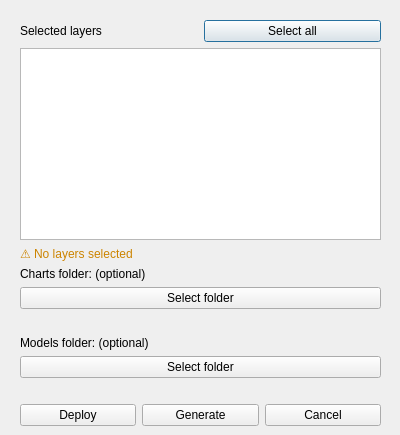
First picture: the form in dialogs/ui/gispublisher_dialog.ui, repository lbdudc/qgispublisher, before the edit.
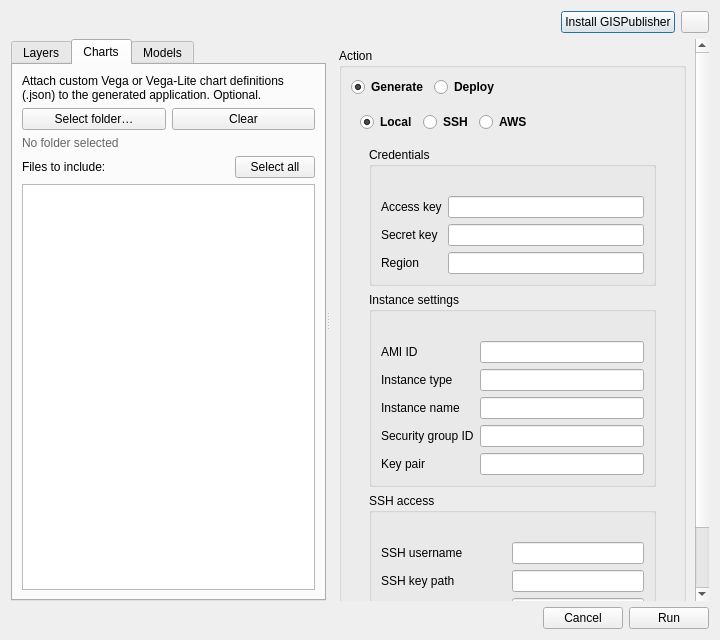
Second picture: the form after the edit. The open tabs and pages were chosen to show the change.

Commit message:
Refactor UI components: remove obsolete dialogs, update GISPublisher dialog layout, and introduce new progress dialog
- Deleted `generate_progress.ui` and `requirements_dialog.ui` as they are no longer needed.
- Updated `gispublisher_dialog.ui` to enhance layout and functionality, including resizing and adding new elements for better user interaction.
- Introduced `progress_dialog.ui` to provide a new interface for displaying progress during operations.

```diff
--- a/dialogs/ui/gispublisher_dialog.ui
+++ b/dialogs/ui/gispublisher_dialog.ui
@@ -6,164 +6,847 @@
    <rect>
     <x>0</x>
     <y>0</y>
-    <width>400</width>
-    <height>435</height>
+    <width>720</width>
+    <height>640</height>
    </rect>
   </property>
+  <property name="minimumSize">
+   <size>
+    <width>620</width>
+    <height>480</height>
+   </size>
+  </property>
   <property name="windowTitle">
    <string>GISPublisher</string>
   </property>
-  <widget class="QLabel" name="outputFolderLabel">
-   <property name="geometry">
-    <rect>
-     <x>20</x>
-     <y>220</y>
-     <width>371</width>
-     <height>21</height>
-    </rect>
-   </property>
-   <property name="sizePolicy">
-    <sizepolicy hsizetype="Preferred" vsizetype="Expanding">
-     <horstretch>0</horstretch>
-     <verstretch>0</verstretch>
-    </sizepolicy>
-   </property>
-   <property name="text">
-    <string/>
-   </property>
-  </widget>
-  <widget class="QWidget" name="layoutWidget">
-   <property name="geometry">
-    <rect>
-     <x>20</x>
-     <y>20</y>
-     <width>361</width>
-     <height>406</height>
-    </rect>
-   </property>
-   <layout class="QVBoxLayout" name="verticalLayout">
-    <item>
-     <layout class="QHBoxLayout" name="horizontalLayout_2">
-      <item>
-       <widget class="QLabel" name="label">
-        <property name="text">
-         <string>Selected layers</string>
-        </property>
-       </widget>
-      </item>
-      <item>
-       <widget class="QPushButton" name="selectAllButton">
-        <property name="text">
-         <string>Select all</string>
-        </property>
-       </widget>
-      </item>
-     </layout>
-    </item>
-    <item>
-     <widget class="QListWidget" name="layersList">
-      <property name="focusPolicy">
-       <enum>Qt::NoFocus</enum>
+  <layout class="QVBoxLayout" name="mainLayout" stretch="0,1,0">
+   <item>
+    <layout class="QHBoxLayout" name="statusBarLayout">
+     <item>
+      <widget class="QLabel" name="statusSummaryLabel">
+       <property name="text">
+        <string/>
+       </property>
+       <property name="wordWrap">
+        <bool>false</bool>
+       </property>
+      </widget>
+     </item>
+     <item>
+      <spacer name="statusButtonsSpacer">
+       <property name="orientation">
+        <enum>Qt::Horizontal</enum>
+       </property>
+       <property name="sizeHint" stdset="0">
+        <size>
+         <width>40</width>
+         <height>20</height>
+        </size>
+       </property>
+      </spacer>
+     </item>
+     <item>
+      <widget class="QPushButton" name="installGispubButton">
+       <property name="text">
+        <string>Install GISPublisher</string>
+       </property>
+      </widget>
+     </item>
+     <item>
+      <widget class="QPushButton" name="refreshStatusButton">
+       <property name="maximumSize">
+        <size>
+         <width>28</width>
+         <height>28</height>
+        </size>
+       </property>
+       <property name="toolTip">
+        <string>Recheck requirements</string>
+       </property>
+       <property name="text">
+        <string/>
+       </property>
+      </widget>
+     </item>
+    </layout>
+   </item>
+   <item>
+    <widget class="QSplitter" name="contentSplitter">
+     <property name="orientation">
+      <enum>Qt::Horizontal</enum>
+     </property>
+     <property name="childrenCollapsible">
+      <bool>false</bool>
+     </property>
+     <widget class="QTabWidget" name="dataTabs">
+      <property name="minimumSize">
+       <size>
+        <width>240</width>
+        <height>0</height>
+       </size>
       </property>
-      <property name="selectionMode">
-       <enum>QAbstractItemView::NoSelection</enum>
-      </property>
+      <widget class="QWidget" name="layersTab">
+       <attribute name="title">
+        <string>Layers</string>
+       </attribute>
+       <layout class="QVBoxLayout" name="layersTabLayout">
+        <item>
+         <layout class="QHBoxLayout" name="layersHeaderLayout">
+          <item>
+           <widget class="QLabel" name="label">
+            <property name="text">
+             <string>Selected layers</string>
+            </property>
+           </widget>
+          </item>
+          <item>
+           <spacer name="layersHeaderSpacer">
+            <property name="orientation">
+             <enum>Qt::Horizontal</enum>
+            </property>
+            <property name="sizeHint" stdset="0">
+             <size>
+              <width>40</width>
+              <height>20</height>
+             </size>
+            </property>
+           </spacer>
+          </item>
+          <item>
+           <widget class="QPushButton" name="selectAllButton">
+            <property name="text">
+             <string>Select all</string>
+            </property>
+           </widget>
+          </item>
+         </layout>
+        </item>
+        <item>
+         <widget class="QListWidget" name="layersList">
+          <property name="sizePolicy">
+           <sizepolicy hsizetype="Expanding" vsizetype="Expanding">
+            <horstretch>0</horstretch>
+            <verstretch>1</verstretch>
+           </sizepolicy>
+          </property>
+          <property name="minimumSize">
+           <size>
+            <width>0</width>
+            <height>120</height>
+           </size>
+          </property>
+          <property name="focusPolicy">
+           <enum>Qt::NoFocus</enum>
+          </property>
+          <property name="selectionMode">
+           <enum>QAbstractItemView::NoSelection</enum>
+          </property>
+         </widget>
+        </item>
+        <item>
+         <widget class="QLabel" name="infoLabel">
+          <property name="styleSheet">
+           <string notr="true">color: #cc8400;</string>
+          </property>
+          <property name="text">
+           <string>⚠ No layers selected</string>
+          </property>
+          <property name="wordWrap">
+           <bool>true</bool>
+          </property>
+         </widget>
+        </item>
+       </layout>
+      </widget>
+      <widget class="QWidget" name="chartsTab">
+       <attribute name="title">
+        <string>Charts</string>
+       </attribute>
+       <layout class="QVBoxLayout" name="chartsTabLayout">
+        <item>
+         <widget class="QLabel" name="chartsExplanationLabel">
+          <property name="text">
+           <string>Attach custom Vega or Vega-Lite chart definitions (.json) to the generated application. Optional.</string>
+          </property>
+          <property name="wordWrap">
+           <bool>true</bool>
+          </property>
+         </widget>
+        </item>
+        <item>
+         <layout class="QHBoxLayout" name="chartsFolderLayout">
+          <item>
+           <widget class="QPushButton" name="selectChartFolderButton">
+            <property name="text">
+             <string>Select folder…</string>
+            </property>
+           </widget>
+          </item>
+          <item>
+           <widget class="QPushButton" name="clearChartFolderButton">
+            <property name="text">
+             <string>Clear</string>
+            </property>
+           </widget>
+          </item>
+         </layout>
+        </item>
+        <item>
+         <widget class="QLabel" name="chartFolderPathLabel">
+          <property name="styleSheet">
+           <string notr="true">color: #666666;</string>
+          </property>
+          <property name="text">
+           <string>No folder selected</string>
+          </property>
+          <property name="wordWrap">
+           <bool>true</bool>
+          </property>
+         </widget>
+        </item>
+        <item>
+         <layout class="QHBoxLayout" name="chartsFilesHeaderLayout">
+          <item>
+           <widget class="QLabel" name="chartsFilesLabel">
+            <property name="text">
+             <string>Files to include:</string>
+            </property>
+           </widget>
+          </item>
+          <item>
+           <spacer name="chartsFilesHeaderSpacer">
+            <property name="orientation">
+             <enum>Qt::Horizontal</enum>
+            </property>
+            <property name="sizeHint" stdset="0">
+             <size>
+              <width>40</width>
+              <height>20</height>
+             </size>
+            </property>
+           </spacer>
+          </item>
+          <item>
+           <widget class="QPushButton" name="selectAllChartsButton">
+            <property name="text">
+             <string>Select all</string>
+            </property>
+           </widget>
+          </item>
+         </layout>
+        </item>
+        <item>
+         <widget class="QListWidget" name="chartFilesList">
+          <property name="sizePolicy">
+           <sizepolicy hsizetype="Expanding" vsizetype="Expanding">
+            <horstretch>0</horstretch>
+            <verstretch>1</verstretch>
+           </sizepolicy>
+          </property>
+          <property name="minimumSize">
+           <size>
+            <width>0</width>
+            <height>120</height>
+           </size>
+          </property>
+          <property name="focusPolicy">
+           <enum>Qt::NoFocus</enum>
+          </property>
+          <property name="selectionMode">
+           <enum>QAbstractItemView::NoSelection</enum>
+          </property>
+         </widget>
+        </item>
+       </layout>
+      </widget>
+      <widget class="QWidget" name="modelsTab">
+       <attribute name="title">
+        <string>Models</string>
+       </attribute>
+       <layout class="QVBoxLayout" name="modelsTabLayout">
+        <item>
+         <widget class="QLabel" name="modelsExplanationLabel">
+          <property name="text">
+           <string>Include custom QGIS geoprocessing models (.model3) in the generated application. Optional.</string>
+          </property>
+          <property name="wordWrap">
+           <bool>true</bool>
+          </property>
+         </widget>
+        </item>
+        <item>
+         <layout class="QHBoxLayout" name="modelsFolderLayout">
+          <item>
+           <widget class="QPushButton" name="selectModelFolderButton">
+            <property name="text">
+             <string>Select folder…</string>
+            </property>
+           </widget>
+          </item>
+          <item>
+           <widget class="QPushButton" name="clearModelFolderButton">
+            <property name="text">
+             <string>Clear</string>
+            </property>
+           </widget>
+          </item>
+         </layout>
+        </item>
+        <item>
+         <widget class="QLabel" name="modelFolderPathLabel">
+          <property name="styleSheet">
+           <string notr="true">color: #666666;</string>
+          </property>
+          <property name="text">
+           <string>No folder selected</string>
+          </property>
+          <property name="wordWrap">
+           <bool>true</bool>
+          </property>
+         </widget>
+        </item>
+        <item>
+         <layout class="QHBoxLayout" name="modelsFilesHeaderLayout">
+          <item>
+           <widget class="QLabel" name="modelsFilesLabel">
+            <property name="text">
+             <string>Files to include:</string>
+            </property>
+           </widget>
+          </item>
+          <item>
+           <spacer name="modelsFilesHeaderSpacer">
+            <property name="orientation">
+             <enum>Qt::Horizontal</enum>
+            </property>
+            <property name="sizeHint" stdset="0">
+             <size>
+              <width>40</width>
+              <height>20</height>
+             </size>
+            </property>
+           </spacer>
+          </item>
+          <item>
+           <widget class="QPushButton" name="selectAllModelsButton">
+            <property name="text">
+             <string>Select all</string>
+            </property>
+           </widget>
+          </item>
+         </layout>
+        </item>
+        <item>
+         <widget class="QListWidget" name="modelFilesList">
+          <property name="sizePolicy">
+           <sizepolicy hsizetype="Expanding" vsizetype="Expanding">
+            <horstretch>0</horstretch>
+            <verstretch>1</verstretch>
+           </sizepolicy>
+          </property>
+          <property name="minimumSize">
+           <size>
+            <width>0</width>
+            <height>120</height>
+           </size>
+          </property>
+          <property name="focusPolicy">
+           <enum>Qt::NoFocus</enum>
+          </property>
+          <property name="selectionMode">
+           <enum>QAbstractItemView::NoSelection</enum>
+          </property>
+         </widget>
+        </item>
+       </layout>
+      </widget>
      </widget>
-    </item>
-    <item>
-     <widget class="QLabel" name="infoLabel">
-      <property name="styleSheet">
-       <string notr="true">color: #cc8400;</string>
+     <widget class="QScrollArea" name="actionScrollArea">
+      <property name="minimumSize">
+       <size>
+        <width>300</width>
+        <height>0</height>
+       </size>
       </property>
-      <property name="text">
-       <string>⚠ No layers selected</string>
-      </property>
-      <property name="wordWrap">
+      <property name="widgetResizable">
        <bool>true</bool>
       </property>
-     </widget>
-    </item>
-    <item>
-     <widget class="QLabel" name="label_2">
-      <property name="text">
-       <string>Charts folder: (optional)</string>
+      <property name="frameShape">
+       <enum>QFrame::NoFrame</enum>
       </property>
+      <widget class="QWidget" name="actionScrollContent">
+       <layout class="QVBoxLayout" name="actionScrollLayout">
+        <item>
+         <widget class="QGroupBox" name="actionGroup">
+          <property name="title">
+           <string>Action</string>
+          </property>
+          <layout class="QVBoxLayout" name="actionGroupLayout">
+           <item>
+            <layout class="QHBoxLayout" name="actionTypeLayout">
+             <item>
+              <widget class="QRadioButton" name="radioGenerate">
+               <property name="font">
+                <font>
+                 <weight>75</weight>
+                 <bold>true</bold>
+                </font>
+               </property>
+               <property name="text">
+                <string>Generate</string>
+               </property>
+               <property name="checked">
+                <bool>true</bool>
+               </property>
+              </widget>
+             </item>
+             <item>
+              <widget class="QRadioButton" name="radioDeploy">
+               <property name="font">
+                <font>
+                 <weight>75</weight>
+                 <bold>true</bold>
+                </font>
+                </property>
+               <property name="text">
+                <string>Deploy</string>
+               </property>
+              </widget>
+             </item>
+             <item>
+              <spacer name="actionTypeSpacer">
+               <property name="orientation">
+                <enum>Qt::Horizontal</enum>
+               </property>
+               <property name="sizeHint" stdset="0">
+                <size>
+                 <width>40</width>
+                 <height>20</height>
+                </size>
+               </property>
+              </spacer>
+             </item>
+            </layout>
+           </item>
+           <item>
+            <widget class="QStackedWidget" name="actionStack">
+             <widget class="QWidget" name="pageGenerateConfig">
+              <layout class="QVBoxLayout" name="generateConfigLayout">
+               <item>
+                <widget class="QPushButton" name="selectOutputFolderButton">
+                 <property name="text">
+                  <string>Select output folder…</string>
+                 </property>
+                </widget>
+               </item>
+               <item>
+                <widget class="QLabel" name="outputFolderLabel">
+                 <property name="styleSheet">
+                  <string notr="true">color: #cc8400;</string>
+                 </property>
+                 <property name="text">
+                  <string>⚠ No folder selected (required)</string>
+                 </property>
+                 <property name="wordWrap">
+                  <bool>true</bool>
+                 </property>
+                </widget>
+               </item>
+               <item>
+                <spacer name="generateConfigSpacer">
+                 <property name="orientation">
+                  <enum>Qt::Vertical</enum>
+                 </property>
+                 <property name="sizeHint" stdset="0">
+                  <size>
+                   <width>20</width>
+                   <height>40</height>
+                  </size>
+                 </property>
+                </spacer>
+               </item>
+              </layout>
+             </widget>
+             <widget class="QWidget" name="pageDeployConfig">
+              <layout class="QVBoxLayout" name="deployConfigLayout">
+               <item>
+                <layout class="QHBoxLayout" name="deployTypeLayout">
+                 <item>
+                  <widget class="QRadioButton" name="radioLocal">
+                   <property name="font">
+                    <font>
+                     <weight>75</weight>
+                     <bold>true</bold>
+                    </font>
+                   </property>
+                   <property name="text">
+                    <string>Local</string>
+                   </property>
+                   <property name="checked">
+                    <bool>true</bool>
+                   </property>
+                  </widget>
+                 </item>
+                 <item>
+                  <widget class="QRadioButton" name="radioSSH">
+                   <property name="font">
+                    <font>
+                     <weight>75</weight>
+                     <bold>true</bold>
+                    </font>
+                   </property>
+                   <property name="text">
+                    <string>SSH</string>
+                   </property>
+                  </widget>
+                 </item>
+                 <item>
+                  <widget class="QRadioButton" name="radioAWS">
+                   <property name="font">
+                    <font>
+                     <weight>75</weight>
+                     <bold>true</bold>
+                    </font>
+                   </property>
+                   <property name="text">
+                    <string>AWS</string>
+                   </property>
+                  </widget>
+                 </item>
+                 <item>
+                  <spacer name="deployTypeSpacer">
+                   <property name="orientation">
+                    <enum>Qt::Horizontal</enum>
+                   </property>
+                   <property name="sizeHint" stdset="0">
+                    <size>
+                     <width>40</width>
+                     <height>20</height>
+                    </size>
+                   </property>
+                  </spacer>
+                 </item>
+                </layout>
+               </item>
+               <item>
+                <widget class="QStackedWidget" name="deployWidget">
+                 <widget class="QWidget" name="pageLocal">
+                  <layout class="QFormLayout" name="localFormLayout">
+                   <item row="0" column="0" colspan="2">
+                    <widget class="QLabel" name="localHintLabel">
+                     <property name="wordWrap">
+                      <bool>true</bool>
+                     </property>
+                    </widget>
+                   </item>
+                   <item row="1" column="0">
+                    <widget class="QLabel" name="localHostLabel">
+                     <property name="text">
+                      <string>Host</string>
+                     </property>
+                    </widget>
+                   </item>
+                   <item row="1" column="1">
+                    <widget class="QLineEdit" name="localHostEdit">
+                     <property name="text">
+                      <string>http://localhost:80</string>
+                     </property>
+                    </widget>
+                   </item>
+                  </layout>
+                 </widget>
+                 <widget class="QWidget" name="pageSSH">
+                  <layout class="QFormLayout" name="sshFormLayout">
+                   <item row="0" column="0" colspan="2">
+                    <widget class="QLabel" name="sshHintLabel">
+                     <property name="wordWrap">
+                      <bool>true</bool>
+                     </property>
+                    </widget>
+                   </item>
+                   <item row="1" column="0">
+                    <widget class="QLabel" name="sshHostLabel">
+                     <property name="text">
+                      <string>Host</string>
+                     </property>
+                    </widget>
+                   </item>
+                   <item row="1" column="1">
+                    <widget class="QLineEdit" name="sshHostEdit"/>
+                   </item>
+                   <item row="2" column="0">
+                    <widget class="QLabel" name="sshUsernameLabel">
+                     <property name="text">
+                      <string>Username</string>
+                     </property>
+                    </widget>
+                   </item>
+                   <item row="2" column="1">
+                    <widget class="QLineEdit" name="sshUsernameEdit"/>
+                   </item>
+                   <item row="3" column="0">
+                    <widget class="QLabel" name="sshPortLabel">
+                     <property name="text">
+                      <string>Port</string>
+                     </property>
+                    </widget>
+                   </item>
+                   <item row="3" column="1">
+                    <widget class="QSpinBox" name="sshPortEdit">
+                     <property name="minimum">
+                      <number>1</number>
+                     </property>
+                     <property name="maximum">
+                      <number>65535</number>
+                     </property>
+                     <property name="value">
+                      <number>22</number>
+                     </property>
+                    </widget>
+                   </item>
+                   <item row="4" column="0">
+                    <widget class="QLabel" name="sshCertRouteLabel">
+                     <property name="text">
+                      <string>Private key path</string>
+                     </property>
+                    </widget>
+                   </item>
+                   <item row="4" column="1">
+                    <widget class="QLineEdit" name="sshCertRouteEdit"/>
+                   </item>
+                   <item row="5" column="0">
+                    <widget class="QLabel" name="sshRemoteRepoPathLabel">
+                     <property name="text">
+                      <string>Remote repository path</string>
+                     </property>
+                    </widget>
+                   </item>
+                   <item row="5" column="1">
+                    <widget class="QLineEdit" name="sshRemoteRepoPathEdit"/>
+                   </item>
+                  </layout>
+                 </widget>
+                 <widget class="QWidget" name="pageAWS">
+                  <layout class="QVBoxLayout" name="awsPageLayout">
+                   <item>
+                    <widget class="QGroupBox" name="awsCredentialsGroup">
+                     <property name="title">
+                      <string>Credentials</string>
+                     </property>
+                     <layout class="QFormLayout" name="awsCredentialsFormLayout">
+                      <item row="0" column="0" colspan="2">
+                       <widget class="QLabel" name="awsCredentialsHintLabel">
+                        <property name="wordWrap">
+                         <bool>true</bool>
+                        </property>
+                        <property name="openExternalLinks">
+                         <bool>true</bool>
+                        </property>
+                       </widget>
+                      </item>
+                      <item row="1" column="0">
+                       <widget class="QLabel" name="awsAccessKeyLabel">
+                        <property name="text">
+                         <string>Access key</string>
+                        </property>
+                       </widget>
+                      </item>
+                      <item row="1" column="1">
+                       <widget class="QLineEdit" name="awsAccessKeyEdit"/>
+                      </item>
+                      <item row="2" column="0">
+                       <widget class="QLabel" name="awsSecretAccessKeyLabel">
+                        <property name="text">
+                         <string>Secret key</string>
+                        </property>
+                       </widget>
+                      </item>
+                      <item row="2" column="1">
+                       <widget class="QLineEdit" name="awsSecretAccessKeyEdit">
+                        <property name="echoMode">
+                         <enum>QLineEdit::Password</enum>
+                        </property>
+                       </widget>
+                      </item>
+                      <item row="3" column="0">
+                       <widget class="QLabel" name="awsRegionLabel">
+                        <property name="text">
+                         <string>Region</string>
+                        </property>
+                       </widget>
+                      </item>
+                      <item row="3" column="1">
+                       <widget class="QLineEdit" name="awsRegionEdit"/>
+                      </item>
+                     </layout>
+                    </widget>
+                   </item>
+                   <item>
+                    <widget class="QGroupBox" name="awsInstanceGroup">
+                     <property name="title">
+                      <string>Instance settings</string>
+                     </property>
+                     <layout class="QFormLayout" name="awsInstanceFormLayout">
+                      <item row="0" column="0" colspan="2">
+                       <widget class="QLabel" name="awsInstanceHintLabel">
+                        <property name="wordWrap">
+                         <bool>true</bool>
+                        </property>
+                        <property name="openExternalLinks">
+                         <bool>true</bool>
+                        </property>
+                       </widget>
+                      </item>
+                      <item row="1" column="0">
+                       <widget class="QLabel" name="awsAmiIdLabel">
+                        <property name="text">
+                         <string>AMI ID</string>
+                        </property>
+                       </widget>
+                      </item>
+                      <item row="1" column="1">
+                       <widget class="QLineEdit" name="awsAmiIdEdit"/>
+                      </item>
+                      <item row="2" column="0">
+                       <widget class="QLabel" name="awsInstanceTypeLabel">
+                        <property name="text">
+                         <string>Instance type</string>
+                        </property>
+                       </widget>
+                      </item>
+                      <item row="2" column="1">
+                       <widget class="QLineEdit" name="awsInstanceTypeEdit"/>
+                      </item>
+                      <item row="3" column="0">
+                       <widget class="QLabel" name="awsInstanceNameLabel">
+                        <property name="text">
+                         <string>Instance name</string>
+                        </property>
+                       </widget>
+                      </item>
+                      <item row="3" column="1">
+                       <widget class="QLineEdit" name="awsInstanceNameEdit"/>
+                      </item>
+                      <item row="4" column="0">
+                       <widget class="QLabel" name="awsSecurityGroupLabel">
+                        <property name="text">
+                         <string>Security group ID</string>
+                        </property>
+                       </widget>
+                      </item>
+                      <item row="4" column="1">
+                       <widget class="QLineEdit" name="awsSecurityGroupEdit"/>
+                      </item>
+                      <item row="5" column="0">
+                       <widget class="QLabel" name="awsKeyNameLabel">
+                        <property name="text">
+                         <string>Key pair</string>
+                        </property>
+                       </widget>
+                      </item>
+                      <item row="5" column="1">
+                       <widget class="QLineEdit" name="awsKeyNameEdit"/>
+                      </item>
+                     </layout>
+                    </widget>
+                   </item>
+                   <item>
+                    <widget class="QGroupBox" name="awsSshGroup">
+                     <property name="title">
+                      <string>SSH access</string>
+                     </property>
+                     <layout class="QFormLayout" name="awsSshFormLayout">
+                      <item row="0" column="0" colspan="2">
+                       <widget class="QLabel" name="awsSshHintLabel">
+                        <property name="wordWrap">
+                         <bool>true</bool>
+                        </property>
+                        <property name="openExternalLinks">
+                         <bool>true</bool>
+                        </property>
+                       </widget>
+                      </item>
+                      <item row="1" column="0">
+                       <widget class="QLabel" name="awsUsernameLabel">
+                        <property name="text">
+                         <string>SSH username</string>
+                        </property>
+                       </widget>
+                      </item>
+                      <item row="1" column="1">
+                       <widget class="QLineEdit" name="awsUsernameEdit"/>
+                      </item>
+                      <item row="2" column="0">
+                       <widget class="QLabel" name="awsSshKeyPathLabel">
+                        <property name="text">
+                         <string>SSH key path</string>
+                        </property>
+                       </widget>
+                      </item>
+                      <item row="2" column="1">
+                       <widget class="QLineEdit" name="awsSshKeyPathEdit"/>
+                      </item>
+                      <item row="3" column="0">
+                       <widget class="QLabel" name="awsRemotePathLabel">
+                        <property name="text">
+                         <string>Remote repository path</string>
+                        </property>
+                       </widget>
+                      </item>
+                      <item row="3" column="1">
+                       <widget class="QLineEdit" name="awsRemotePathEdit"/>
+                      </item>
+                     </layout>
+                    </widget>
+                   </item>
+                  </layout>
+                 </widget>
+                </widget>
+               </item>
+              </layout>
+             </widget>
+            </widget>
+           </item>
+          </layout>
+         </widget>
+        </item>
+       </layout>
+      </widget>
      </widget>
-    </item>
-    <item>
-     <widget class="QPushButton" name="selectChartFolderButton">
-      <property name="text">
-       <string>Select folder</string>
-      </property>
-     </widget>
-    </item>
-    <item>
-     <widget class="QLabel" name="chartFolderLabel">
-      <property name="sizePolicy">
-       <sizepolicy hsizetype="Preferred" vsizetype="Expanding">
-        <horstretch>0</horstretch>
-        <verstretch>0</verstretch>
-       </sizepolicy>
-      </property>
-      <property name="text">
-       <string/>
-      </property>
-     </widget>
-    </item>
-    <item>
-     <widget class="QLabel" name="label_3">
-      <property name="text">
-       <string>Models folder: (optional)</string>
-      </property>
-     </widget>
-    </item>
-    <item>
-     <widget class="QPushButton" name="selectModelFolderButton">
-      <property name="text">
-       <string>Select folder</string>
-      </property>
-     </widget>
-    </item>
-    <item>
-     <widget class="QLabel" name="modelFolderLabel">
-      <property name="sizePolicy">
-       <sizepolicy hsizetype="Preferred" vsizetype="Expanding">
-        <horstretch>0</horstretch>
-        <verstretch>0</verstretch>
-       </sizepolicy>
-      </property>
-      <property name="text">
-       <string/>
-      </property>
-     </widget>
-    </item>
-    <item>
-     <layout class="QHBoxLayout" name="horizontalLayout">
-      <item>
-       <widget class="QPushButton" name="deployButton">
-        <property name="text">
-         <string>Deploy</string>
-        </property>
-       </widget>
-      </item>
-      <item>
-       <widget class="QPushButton" name="generateButton">
-        <property name="text">
-         <string>Generate</string>
-        </property>
-       </widget>
-      </item>
-      <item>
-       <widget class="QPushButton" name="cancelButton">
-        <property name="text">
-         <string>Cancel</string>
-        </property>
-       </widget>
-      </item>
-     </layout>
-    </item>
-   </layout>
-  </widget>
+    </widget>
+   </item>
+   <item>
+    <layout class="QHBoxLayout" name="bottomBar">
+     <item>
+      <spacer name="bottomBarSpacer">
+       <property name="orientation">
+        <enum>Qt::Horizontal</enum>
+       </property>
+       <property name="sizeHint" stdset="0">
+        <size>
+         <width>40</width>
+         <height>20</height>
+        </size>
+       </property>
+      </spacer>
+     </item>
+     <item>
+      <widget class="QPushButton" name="cancelButton">
+       <property name="text">
+        <string>Cancel</string>
+       </property>
+      </widget>
+     </item>
+     <item>
+      <widget class="QPushButton" name="runButton">
+       <property name="text">
+        <string>Run</string>
+       </property>
+      </widget>
+     </item>
+    </layout>
+   </item>
+  </layout>
  </widget>
  <resources/>
  <connections/>
```
The commit also changes 16 other files.
